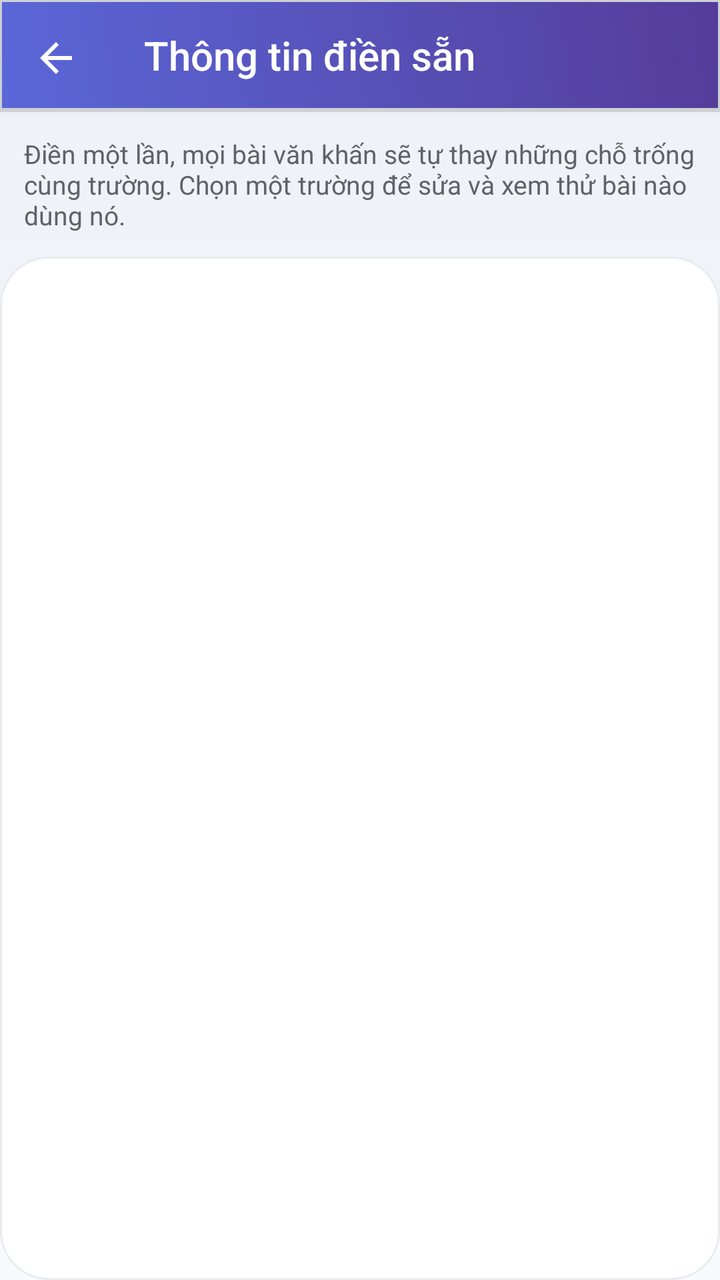
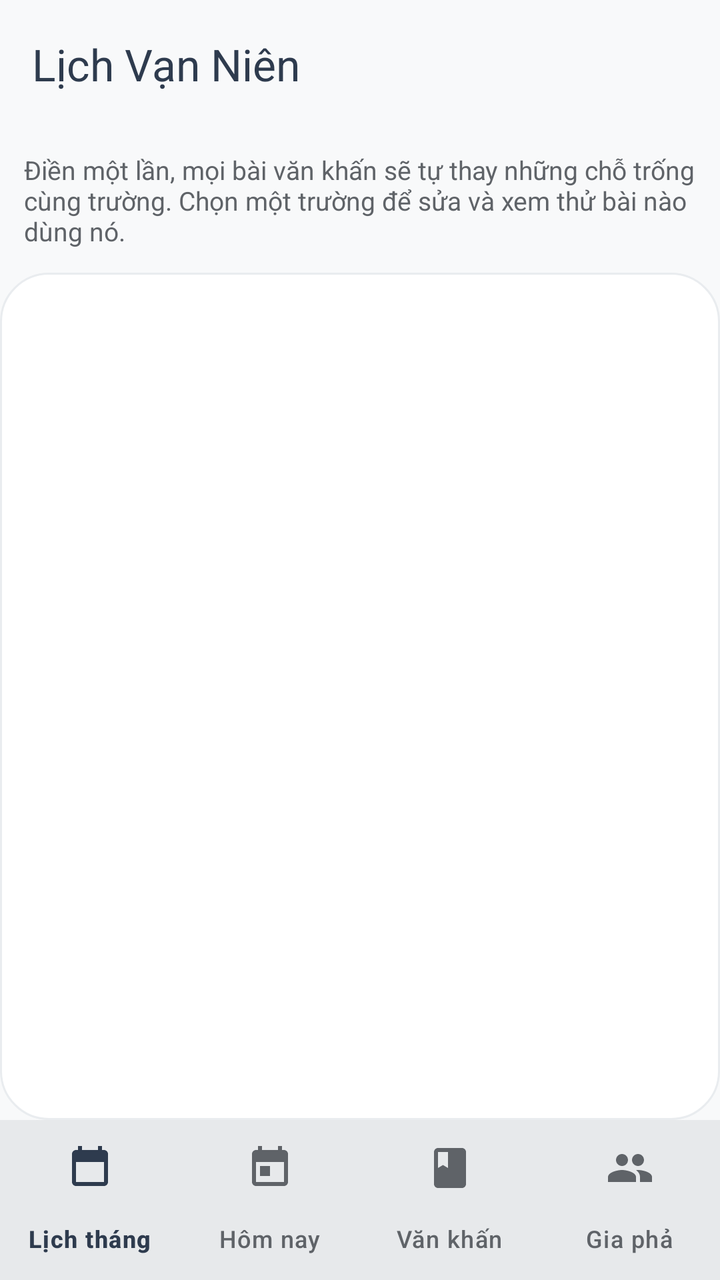

Compare the two renders of this Android layout. The source of the first and the diff that turns it into the second are given below.
<!-- AndroidManifest.xml: activity theme AppTheme -->
<!-- res/layout/activity_prayer_profile.xml -->
<?xml version="1.0" encoding="utf-8"?>
<LinearLayout xmlns:android="http://schemas.android.com/apk/res/android"
    xmlns:app="http://schemas.android.com/apk/res-auto"
    android:layout_width="match_parent"
    android:layout_height="match_parent"
    android:background="@drawable/month_screen_background"
    android:orientation="vertical">

    <androidx.appcompat.widget.Toolbar
        android:id="@+id/toolbar"
        android:layout_width="match_parent"
        android:layout_height="?attr/actionBarSize"
        android:background="@drawable/toolbar_background"
        android:elevation="8dp"
        android:theme="@style/ThemeOverlay.AppCompat.Dark.ActionBar"
        app:navigationIcon="@drawable/ic_arrow_back"
        app:popupTheme="@style/ThemeOverlay.AppCompat.Light"
        app:title="Thông tin điền sẵn" />

    <TextView
        android:layout_width="match_parent"
        android:layout_height="wrap_content"
        android:padding="12dp"
        android:text="Điền một lần, mọi bài văn khấn sẽ tự thay những chỗ trống cùng trường. Chọn một trường để sửa và xem thử bài nào dùng nó."
        android:textColor="@color/textSecondary"
        android:textSize="13sp" />

    <androidx.recyclerview.widget.RecyclerView
        android:id="@+id/field_list"
        android:layout_width="match_parent"
        android:layout_height="0dp"
        android:layout_weight="1"
        android:background="@drawable/month_card_background"
        android:clipToPadding="false"
        android:paddingBottom="12dp" />

</LinearLayout>
<!-- resources referenced by this layout -->
<resources>
  <color name="textSecondary">#5F6368</color>
  <!-- drawable ic_arrow_back (drawable) -->
  <?xml version="1.0" encoding="utf-8"?>
  <vector xmlns:android="http://schemas.android.com/apk/res/android"
      android:width="24dp"
      android:height="24dp"
      android:viewportWidth="24"
      android:viewportHeight="24">
      <path
          android:fillColor="#FFFFFF"
          android:pathData="M20,11H7.83l5.59,-5.59L12,4l-8,8 8,8 1.41,-1.41L7.83,13H20v-2z"/>
  </vector>
  <!-- drawable month_card_background (drawable) -->
  <?xml version="1.0" encoding="utf-8"?>
  <shape xmlns:android="http://schemas.android.com/apk/res/android">
      <solid android:color="#FFFFFF" />
      <corners android:radius="24dp" />
      <stroke
          android:width="1dp"
          android:color="@color/cardBorder" />
  </shape>
  <!-- drawable month_screen_background (drawable) -->
  <?xml version="1.0" encoding="utf-8"?>
  <shape xmlns:android="http://schemas.android.com/apk/res/android">
      <gradient
          android:angle="90"
          android:endColor="@color/monthBackgroundEnd"
          android:startColor="@color/backgroundPrimary"
          android:type="linear" />
  </shape>
  <!-- drawable toolbar_background (drawable) -->
  <?xml version="1.0" encoding="utf-8"?>
  <layer-list xmlns:android="http://schemas.android.com/apk/res/android">
      
      <item>
          <shape android:shape="rectangle">
              <solid android:color="#20000000" />
              <padding
                  android:bottom="2dp"
                  android:left="1dp"
                  android:right="1dp"
                  android:top="1dp" />
          </shape>
      </item>
      
      
      <item>
          <shape android:shape="rectangle">
              <gradient
                  android:angle="45"
                  android:startColor="@color/gradientSecondaryStart"
                  android:endColor="@color/gradientSecondaryEnd"
                  android:type="linear" />
          </shape>
      </item>
  </layer-list>
  <style name="AppTheme" parent="Theme.AppCompat.Light.NoActionBar">
          <item name="colorPrimary">@color/primaryColor</item>
          <item name="colorPrimaryDark">@color/primaryDarkColor</item>
          <item name="colorAccent">@color/secondaryColor</item>
          <item name="android:windowIsTranslucent">true</item>
          <item name="android:windowTranslucentStatus">true</item>
          <item name="android:statusBarColor">@android:color/transparent</item>
          <item name="android:windowBackground">@color/backgroundPrimary</item>
          <item name="android:textColorPrimary">@color/textPrimary</item>
          <item name="android:textColorSecondary">@color/textSecondary</item>
      </style>
  <color name="cardBorder">#E9ECEF</color>
  <color name="monthBackgroundEnd">#EEF1F6</color>
  <color name="backgroundPrimary">#F8F9FA</color>
  <color name="gradientSecondaryStart">#5A67D8</color>
  <color name="gradientSecondaryEnd">#553C9A</color>
  <color name="primaryColor">#2E3B4E</color>
  <color name="primaryDarkColor">#1A2332</color>
  <color name="secondaryColor">#C2185B</color>
  <color name="textPrimary">#2E3B4E</color>
</resources>

<!-- the commit's change to res/layout/activity_prayer_profile.xml (unified diff, before → after) -->
@@ -3,19 +3,18 @@
     xmlns:app="http://schemas.android.com/apk/res-auto"
     android:layout_width="match_parent"
     android:layout_height="match_parent"
-    android:background="@drawable/month_screen_background"
-    android:orientation="vertical">
+    android:background="?attr/colorSurface"
+    android:orientation="vertical"
+    android:id="@+id/app_root">
 
-    <androidx.appcompat.widget.Toolbar
-        android:id="@+id/toolbar"
+    <include layout="@layout/app_header" />
+    <LinearLayout
+        android:id="@+id/app_body"
         android:layout_width="match_parent"
-        android:layout_height="?attr/actionBarSize"
-        android:background="@drawable/toolbar_background"
-        android:elevation="8dp"
-        android:theme="@style/ThemeOverlay.AppCompat.Dark.ActionBar"
-        app:navigationIcon="@drawable/ic_arrow_back"
-        app:popupTheme="@style/ThemeOverlay.AppCompat.Light"
-        app:title="Thông tin điền sẵn" />
+        android:layout_height="0dp"
+        android:layout_weight="1"
+        android:orientation="vertical">
+
 
     <TextView
         android:layout_width="match_parent"
@@ -34,4 +33,33 @@
         android:clipToPadding="false"
         android:paddingBottom="12dp" />
 
+        </LinearLayout>
+
+<include layout="@layout/app_bottom_nav" />
+
 </LinearLayout>
+<!-- res/layout/app_header.xml (included above) -->
+<?xml version="1.0" encoding="utf-8"?>
+<com.google.android.material.appbar.MaterialToolbar xmlns:android="http://schemas.android.com/apk/res/android"
+    xmlns:app="http://schemas.android.com/apk/res-auto"
+    android:id="@+id/toolbar"
+    android:layout_width="match_parent"
+    android:layout_height="?attr/actionBarSize"
+    android:background="?attr/colorSurface"
+    android:elevation="0dp"
+    app:navigationIconTint="?attr/colorOnSurface"
+    app:title="@string/app_name"
+    app:titleTextColor="?attr/colorOnSurface" />
+<!-- res/layout/app_bottom_nav.xml (included above) -->
+<?xml version="1.0" encoding="utf-8"?>
+<com.google.android.material.bottomnavigation.BottomNavigationView xmlns:android="http://schemas.android.com/apk/res/android"
+    xmlns:app="http://schemas.android.com/apk/res-auto"
+    android:id="@+id/bottom_navigation"
+    android:layout_width="match_parent"
+    android:layout_height="wrap_content"
+    android:background="?attr/colorSurface"
+    android:elevation="3dp"
+    app:itemIconTint="@color/bottom_nav_item_color"
+    app:itemTextColor="@color/bottom_nav_item_color"
+    app:labelVisibilityMode="labeled"
+    app:menu="@menu/main_bottom_nav" />
<!-- resource entries referenced after the edit -->
@@ -1,80 +1,46 @@
 <!-- resources referenced by this layout -->
 <resources>
   <color name="textSecondary">#5F6368</color>
-  <!-- drawable ic_arrow_back (drawable) -->
-  <?xml version="1.0" encoding="utf-8"?>
-  <vector xmlns:android="http://schemas.android.com/apk/res/android"
-      android:width="24dp"
-      android:height="24dp"
-      android:viewportWidth="24"
-      android:viewportHeight="24">
-      <path
-          android:fillColor="#FFFFFF"
-          android:pathData="M20,11H7.83l5.59,-5.59L12,4l-8,8 8,8 1.41,-1.41L7.83,13H20v-2z"/>
-  </vector>
   <!-- drawable month_card_background (drawable) -->
   <?xml version="1.0" encoding="utf-8"?>
   <shape xmlns:android="http://schemas.android.com/apk/res/android">
-      <solid android:color="#FFFFFF" />
+      <solid android:color="?attr/colorSurfaceVariant" />
       <corners android:radius="24dp" />
       <stroke
           android:width="1dp"
-          android:color="@color/cardBorder" />
+          android:color="?attr/colorOutline" />
   </shape>
-  <!-- drawable month_screen_background (drawable) -->
-  <?xml version="1.0" encoding="utf-8"?>
-  <shape xmlns:android="http://schemas.android.com/apk/res/android">
-      <gradient
-          android:angle="90"
-          android:endColor="@color/monthBackgroundEnd"
-          android:startColor="@color/backgroundPrimary"
-          android:type="linear" />
-  </shape>
-  <!-- drawable toolbar_background (drawable) -->
-  <?xml version="1.0" encoding="utf-8"?>
-  <layer-list xmlns:android="http://schemas.android.com/apk/res/android">
-      
-      <item>
-          <shape android:shape="rectangle">
-              <solid android:color="#20000000" />
-              <padding
-                  android:bottom="2dp"
-                  android:left="1dp"
-                  android:right="1dp"
-                  android:top="1dp" />
-          </shape>
-      </item>
-      
-      
-      <item>
-          <shape android:shape="rectangle">
-              <gradient
-                  android:angle="45"
-                  android:startColor="@color/gradientSecondaryStart"
-                  android:endColor="@color/gradientSecondaryEnd"
-                  android:type="linear" />
-          </shape>
-      </item>
-  </layer-list>
-  <style name="AppTheme" parent="Theme.AppCompat.Light.NoActionBar">
+  <string name="app_name">Lịch Vạn Niên</string>
+  <style name="AppTheme" parent="Theme.Material3.Light.NoActionBar">
           <item name="colorPrimary">@color/primaryColor</item>
-          <item name="colorPrimaryDark">@color/primaryDarkColor</item>
-          <item name="colorAccent">@color/secondaryColor</item>
-          <item name="android:windowIsTranslucent">true</item>
-          <item name="android:windowTranslucentStatus">true</item>
+          <item name="colorOnPrimary">@color/textLight</item>
+          <item name="colorPrimaryContainer">@color/monthTonal</item>
+          <item name="colorOnPrimaryContainer">@color/primaryDarkColor</item>
+          <item name="colorSecondary">@color/secondaryColor</item>
+          <item name="colorOnSecondary">@color/textLight</item>
+          <item name="colorSecondaryContainer">@color/monthTonal</item>
+          <item name="colorOnSecondaryContainer">@color/primaryDarkColor</item> 
+          <item name="colorSurface">@color/backgroundPrimary</item>
+          <item name="colorOnSurface">@color/textPrimary</item>
+          <item name="colorSurfaceVariant">@color/backgroundSecondary</item>
+          <item name="colorOnSurfaceVariant">@color/textSecondary</item>
+          <item name="colorOutline">@color/cardBorder</item>
+          <item name="android:windowBackground">@color/backgroundPrimary</item>
           <item name="android:statusBarColor">@android:color/transparent</item>
-          <item name="android:windowBackground">@color/backgroundPrimary</item>
+          <item name="android:navigationBarColor">@android:color/transparent</item>
+          <item name="android:windowLightStatusBar">true</item>
+          <item name="android:windowLightNavigationBar">true</item>
           <item name="android:textColorPrimary">@color/textPrimary</item>
           <item name="android:textColorSecondary">@color/textSecondary</item>
       </style>
   <color name="cardBorder">#E9ECEF</color>
-  <color name="monthBackgroundEnd">#EEF1F6</color>
   <color name="backgroundPrimary">#F8F9FA</color>
-  <color name="gradientSecondaryStart">#5A67D8</color>
-  <color name="gradientSecondaryEnd">#553C9A</color>
   <color name="primaryColor">#2E3B4E</color>
+  <color name="textLight">#FFFFFF</color>
+  <color name="monthTonal">#FCE4EC</color>
   <color name="primaryDarkColor">#1A2332</color>
   <color name="secondaryColor">#C2185B</color>
   <color name="textPrimary">#2E3B4E</color>
+  <color name="backgroundSecondary">#FFFFFF</color>
 </resources>
 
